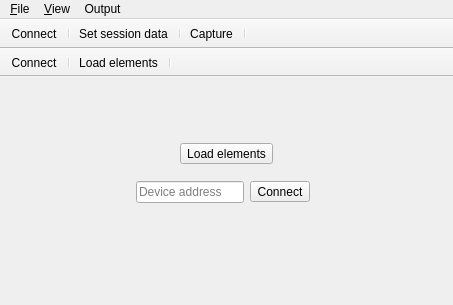
sijk/elapse, file app/src/elapseclient.ui: the form before one commit.
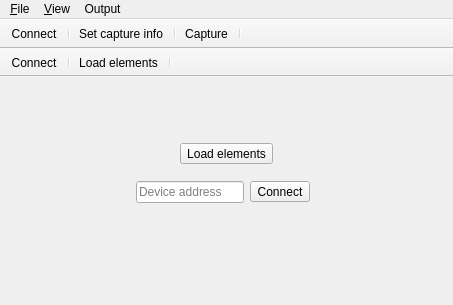
The form after the commit. Icons and pictures are not drawn. Custom widgets are drawn as their Qt base class.

Commit message:
Rename 'session data' -> 'capture info'
Much more self-explanatory, I think. Especially when the button is right next to
a button labelled 'Capture'.

What changed in the file:
```diff
--- a/app/src/elapseclient.ui
+++ b/app/src/elapseclient.ui
@@ -190,7 +190,7 @@
    </attribute>
    <addaction name="actionConnect"/>
    <addaction name="separator"/>
-   <addaction name="actionSetSessionData"/>
+   <addaction name="actionSetCaptureInfo"/>
    <addaction name="separator"/>
    <addaction name="actionCapture"/>
    <addaction name="separator"/>
@@ -284,14 +284,17 @@
     <string>Start/stop data capture</string>
    </property>
   </action>
-  <action name="actionSetSessionData">
+  <action name="actionSetCaptureInfo">
    <property name="icon">
     <iconset theme="document-properties">
      <normaloff/>
     </iconset>
    </property>
    <property name="text">
-    <string>Set session data</string>
+    <string>Set capture info</string>
+   </property>
+   <property name="toolTip">
+    <string>Set capture info</string>
    </property>
   </action>
   <action name="actionSaveRawData">
```
The commit also changes 11 other files.
